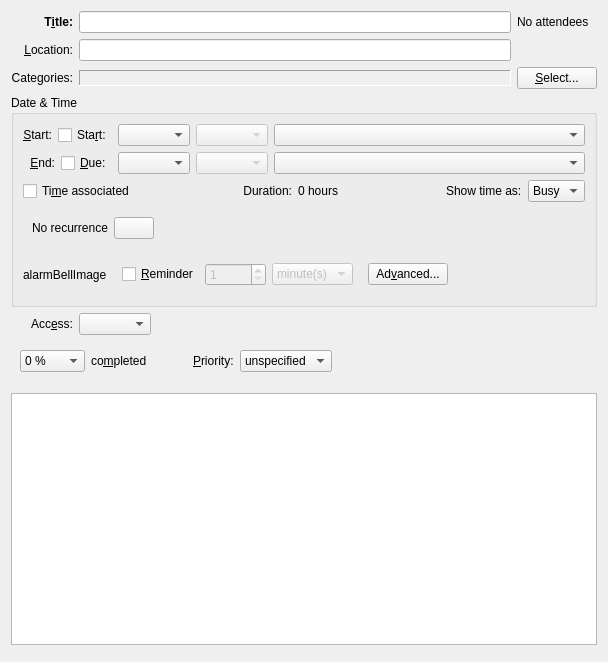
This is incidenceeditors/incidencegeneral.ui in chusopr/kdepim-ktimetracker-akonadi as Qt 5 draws it before an edit. The edited form follows.
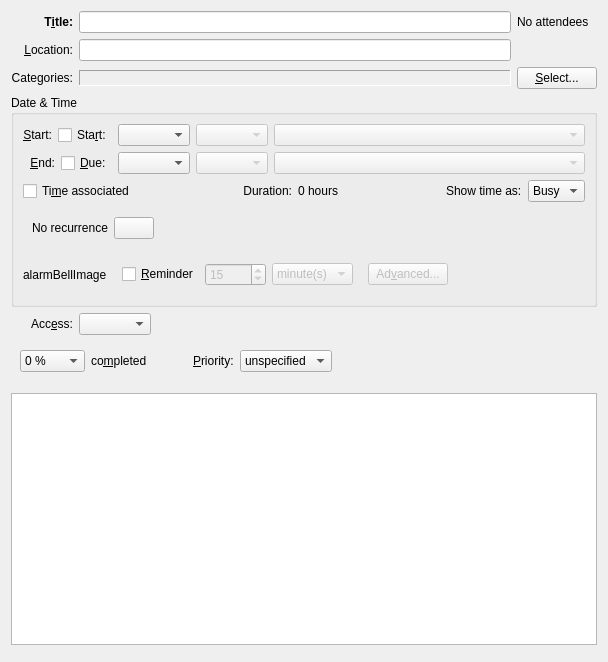
This is the edited form. The open tabs and pages were chosen to show the change. Custom widgets are drawn as their Qt base class.

Commit message: Reenable the alarm related ui/code in the new main page.

```diff
--- a/incidenceeditors/incidencegeneral.ui
+++ b/incidenceeditors/incidencegeneral.ui
@@ -233,6 +233,9 @@
       </item>
       <item row="0" column="3">
        <widget class="KPIM::KTimeZoneComboBox" name="mTimeZoneComboStart">
+        <property name="enabled">
+         <bool>false</bool>
+        </property>
         <property name="sizePolicy">
          <sizepolicy hsizetype="MinimumExpanding" vsizetype="Fixed">
           <horstretch>0</horstretch>
@@ -302,6 +305,9 @@
       </item>
       <item row="1" column="3">
        <widget class="KPIM::KTimeZoneComboBox" name="mTimeZoneComboEnd">
+        <property name="enabled">
+         <bool>false</bool>
+        </property>
         <property name="sizePolicy">
          <sizepolicy hsizetype="MinimumExpanding" vsizetype="Fixed">
           <horstretch>0</horstretch>
@@ -492,7 +498,7 @@
                <number>99999</number>
               </property>
               <property name="value">
-               <number>1</number>
+               <number>15</number>
               </property>
              </widget>
             </item>
@@ -556,6 +562,9 @@
         </item>
         <item>
          <widget class="QPushButton" name="mAlarmEditButton">
+          <property name="enabled">
+           <bool>false</bool>
+          </property>
           <property name="sizePolicy">
            <sizepolicy hsizetype="Minimum" vsizetype="Fixed">
             <horstretch>0</horstretch>
```
Left out of the diff: 40 changed lines with no effect on the pictures. The commit also changes 4 other files.
